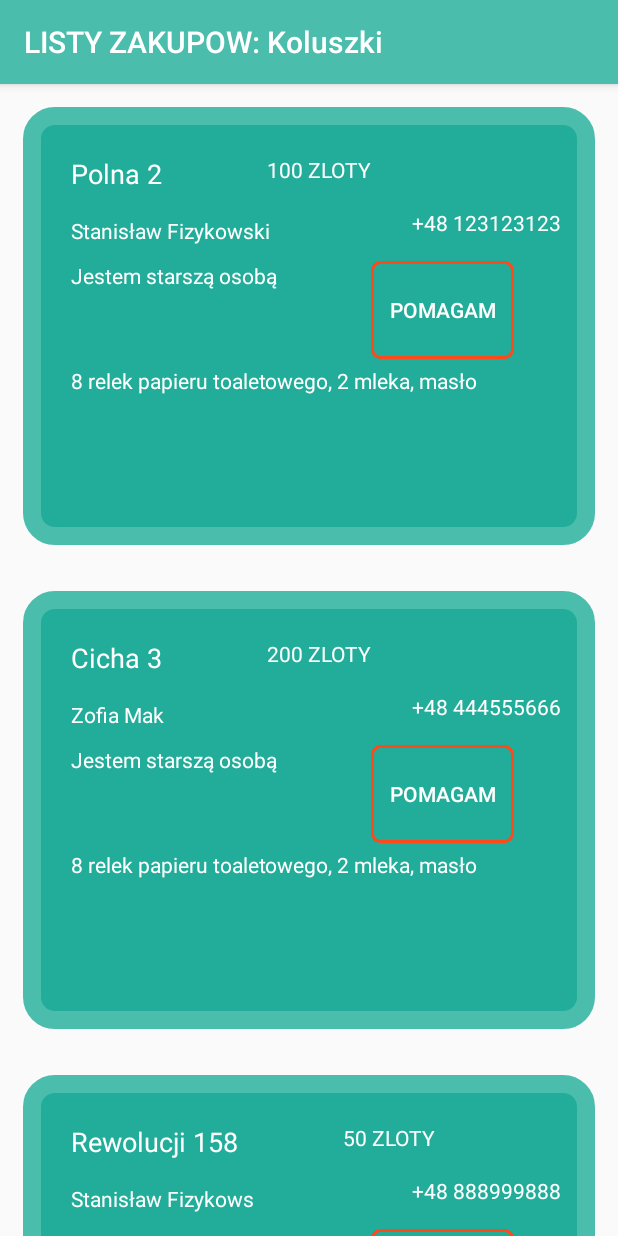
After one commit to MichalKotecki/Kwarantariusz, an Android app: the fragment TableOrderFragment shown on its own in the app's theme, on a phone screen of 412 x 824 dp. The commit adds this screen. Run offline under Robolectric (Android 15) with nearby library versions, the phone set to English and light mode, and no system bars.

Commit message:
List of orders

```diff
--- /dev/null
+++ b/app/src/main/java/com/idea/xxx/kwarantariusz/Adapters/ExtensionsAdvertisment.kt
@@ -0,0 +1,14 @@
+package com.idea.xxx.kwarantariusz.Adapters
+
+import android.view.LayoutInflater
+import android.view.View
+import android.view.ViewGroup
+import androidx.annotation.LayoutRes
+
+// this is used with advertisment RecyclerView
+// https://www.raywenderlich.com/1560485-android-recyclerview-tutorial-with-kotlin
+
+
+fun ViewGroup.inflate(@LayoutRes layoutRes: Int, attachToRoot: Boolean = false): View {
+    return LayoutInflater.from(context).inflate(layoutRes, this, attachToRoot)
+}
--- /dev/null
+++ b/app/src/main/java/com/idea/xxx/kwarantariusz/Adapters/OrderRecyclerViewAdapter.kt
@@ -0,0 +1,80 @@
+package com.idea.xxx.kwarantariusz.Adapters
+
+import android.os.Bundle
+import android.view.View
+
+import android.view.ViewGroup
+import androidx.fragment.app.FragmentActivity
+import androidx.fragment.app.FragmentManager
+import androidx.recyclerview.widget.RecyclerView
+import com.idea.xxx.kwarantariusz.Data.OrderItemData
+import com.idea.xxx.kwarantariusz.R
+import kotlinx.android.synthetic.main.single_order_in_recyclerview_layout.view.*
+
+class OrderRecyclerViewAdapter (private val OrderList: ArrayList<OrderItemData>, context: FragmentActivity)  : RecyclerView.Adapter<OrderRecyclerViewAdapter.OrderHolder>() {
+
+    private  var context: FragmentActivity = context
+
+    override fun onCreateViewHolder(parent: ViewGroup, viewType: Int): OrderHolder {
+        // to uruchomi Extension Function z ExtensionsOrder
+        val inflatedView = parent.inflate(R.layout.single_order_in_recyclerview_layout, false)
+        return OrderHolder(inflatedView, context)
+    }
+
+    override fun getItemCount(): Int {
+        return OrderList.size
+    }
+
+    override fun onBindViewHolder(holder: OrderHolder, position: Int) {
+        val itemOrder = OrderList[position]
+        holder.bindOrder(itemOrder)
+    }
+
+
+
+    class OrderHolder(v: View, context: FragmentActivity) : RecyclerView.ViewHolder(v), View.OnClickListener {
+
+        override fun onClick(p0: View?) {
+            TODO("not implemented") //To change body of created functions use File | Settings | File Templates.
+        }
+
+        private var view: View = v
+        private  var context: FragmentActivity = context
+        private var order: OrderItemData? = null
+        val bundle=Bundle()
+        var id_order: Long = 0
+
+        init {
+            v.setOnClickListener(this)
+        }
+
+        fun bindOrder(order: OrderItemData){
+            this.order = order
+            view.order_street_textView.text = order.address
+            view.order_max_spent_textView.text = order.max_spend.toString() + " " + context.resources.getString(R.string.currency)
+            view.order_name_textView.text = order.needy_name
+            view.order_phone_textView.text = context.resources.getString(R.string.countrycallingcode) + " " + order.needy_phone
+            view.order_description_textView.text = order.description
+            view.order_products_textView.text = order.productList.joinToString()
+
+
+
+
+            bundle.putLong("id_order", id_order)
+
+
+            view.order_help_button.setOnClickListener {
+                val fragmentManager: FragmentManager =  context.supportFragmentManager
+
+//                val tableCommentFragment = TableCommentFragment()
+//                tableCommentFragment.arguments=bundle
+//                fragmentManager.beginTransaction()
+//                    .setCustomAnimations(R.anim.in_up, R.anim.out_down)
+//                    .replace(R.id.containerForFragment, tableCommentFragment).commit()
+            }
+
+        }
+    }
+
+
+}
--- /dev/null
+++ b/app/src/main/java/com/idea/xxx/kwarantariusz/Data/OrderItemData.kt
@@ -0,0 +1,5 @@
+package com.idea.xxx.kwarantariusz.Data
+
+class OrderItemData (val id_order: Long, val id_needy: Long, val needy_name: String, val needy_phone: String, val id_quaranteer: Long, val quaranteer_name: String, val productList: List<String>, val description: String, val max_spend: Long, val status: String,  val address: String){
+
+}
--- a/app/src/main/java/com/idea/xxx/kwarantariusz/MainActivity.kt
+++ b/app/src/main/java/com/idea/xxx/kwarantariusz/MainActivity.kt
@@ -32,6 +32,7 @@ class MainActivity : AppCompatActivity() {
         val instructionsMainFragment = ViewPagerFragment()
         val profileFragment = ProfileFragment()
         val registerFragment = RegisterFragment()
+        val tableOrderFragment = TableOrderFragment()
 
 
         fragmentManager.beginTransaction().add(R.id.containerForFragment, instructionsMainFragment).commit()
@@ -75,7 +76,7 @@ class MainActivity : AppCompatActivity() {
                 R.id.search_item -> {
                     fragmentManager.beginTransaction()
                         .setCustomAnimations(R.anim.in_left_down_corner, R.anim.out_right_up_corner)
-                        .replace(R.id.containerForFragment, registerFragment).commit()
+                        .replace(R.id.containerForFragment, tableOrderFragment).commit()
                 }
                 R.id.settings_item -> {
                     fragmentManager.beginTransaction()
--- /dev/null
+++ b/app/src/main/java/com/idea/xxx/kwarantariusz/TableOrderFragment.kt
@@ -0,0 +1,104 @@
+package com.idea.xxx.kwarantariusz
+
+import android.app.Activity
+import android.os.Bundle
+import android.view.LayoutInflater
+import android.view.View
+import android.view.ViewGroup
+import android.widget.Toast
+import androidx.appcompat.app.AppCompatActivity
+import androidx.fragment.app.Fragment
+import androidx.fragment.app.FragmentActivity
+import androidx.fragment.app.FragmentManager
+import androidx.recyclerview.widget.LinearLayoutManager
+import android.os.AsyncTask
+import android.telecom.Call
+import com.idea.xxx.kwarantariusz.Adapters.OrderRecyclerViewAdapter
+import com.idea.xxx.kwarantariusz.Data.OrderItemData
+import kotlinx.android.synthetic.main.tableorder_fragment.*
+import javax.security.auth.callback.Callback
+
+
+class TableOrderFragment : Fragment() {
+
+    lateinit var context: FragmentActivity
+    private lateinit var linearLayoutManager: LinearLayoutManager
+    private lateinit var orderRecyclerViewAdapter: OrderRecyclerViewAdapter
+    val orderArray= ArrayList<OrderItemData>()
+
+    override fun onCreateView(
+        inflater: LayoutInflater,
+        container: ViewGroup?,
+        savedInstanceState: Bundle?
+    ): View? {
+        return inflater.inflate(R.layout.tableorder_fragment, container, false)
+    }
+
+    override fun onAttach(activity: Activity) {
+        context = activity as FragmentActivity
+        super.onAttach(activity)
+    }
+
+    override fun onViewCreated(view: View, savedInstanceState: Bundle?) {
+        super.onViewCreated(view, savedInstanceState)
+
+        (activity as AppCompatActivity).supportActionBar?.title =
+            getString(R.string.shopping_lists) + ": Koluszki"  // This line changes the title in the top bar
+
+        linearLayoutManager = LinearLayoutManager(context)
+        tableorder_recyclerview.layoutManager = linearLayoutManager
+
+        val bundle = this.arguments
+        val level = bundle?.getString("level")
+        val subject = bundle?.getString("subject")
+
+
+        val tempProductList1: ArrayList<String> = arrayListOf("8 relek papieru toaletowego", "2 mleka", "masło")
+        orderArray.add(OrderItemData(3,4, "Stanisław Fizykowski", "123123123", 5, "Andrzej Pomocny", tempProductList1, "Jestem starszą osobą", 100, "waiting", "Polna 2"))
+        val tempProductList2: ArrayList<String> = arrayListOf("3 wody", "2 chleby")
+        orderArray.add(OrderItemData(4,5, "Zofia Mak", "444555666", 6, "Olaf Dobry", tempProductList1, "Jestem starszą osobą", 200, "waiting", "Cicha 3"))
+        val tempProductList3: ArrayList<String> = arrayListOf("makaron", "leki", "cukier")
+        orderArray.add(OrderItemData(5,6, "Stanisław Fizykows", "888999888", 7, "Mateusz Superowski", tempProductList1, "Jestem starszą osobą", 50, "waiting", "Rewolucji 158"))
+
+        orderRecyclerViewAdapter = OrderRecyclerViewAdapter(orderArray, context)
+        tableorder_recyclerview.adapter = orderRecyclerViewAdapter
+
+//        MainActivity.client.getOfferBySubjectAndLevel(subject.toString(), level.toString())
+//            .enqueue(object : Callback<OffersDto> {
+//                override fun onResponse(
+//                    call: Call<OffersDto>,
+//                    response: retrofit2.Response<OffersDto>
+//                ) {
+//                    val offersDto = response.body()?.offers
+//                    for (offer in offersDto!!) {
+//                        orderArray.add(
+//                            OrderItemData(
+//                                offer.ID,
+//                                offer.price_per_hour.toString(),
+//                                offer.rate.toString(),
+//                                "null", //TODO dorobić
+//                                offer.description
+//                            )
+//                        )
+//                    }
+//                    orderRecyclerViewAdapter = OrderRecyclerViewAdapter(orderArray, context)
+//                    tableorder_recyclerview.adapter = orderRecyclerViewAdapter
+//
+//                }
+//
+//                override fun onFailure(call: Call<OffersDto>, t: Throwable) {
+//                    Toast.makeText(
+//                        context,
+//                        "Error in Order Table Fragment",
+//                        Toast.LENGTH_SHORT
+//                    ).show()
+//                }
+//            })
+
+
+        val fragmentManager: FragmentManager = context.supportFragmentManager
+        val registerFragment = RegisterFragment()
+
+    }
+
+}
--- a/app/src/main/java/com/idea/xxx/kwarantariusz/WelcomePages/NeedyInstructionFragment.kt
+++ b/app/src/main/java/com/idea/xxx/kwarantariusz/WelcomePages/NeedyInstructionFragment.kt
@@ -11,7 +11,7 @@ import androidx.fragment.app.FragmentManager
 import com.idea.xxx.kwarantariusz.BlankFragment
 import com.idea.xxx.kwarantariusz.R
 import com.idea.xxx.kwarantariusz.RegisterFragment
-import kotlinx.android.synthetic.main.student_instruction_fragment.*
+import kotlinx.android.synthetic.main.needy_instruction_fragment.*
 
 class NeedyInstructionFragment : Fragment()
 {
@@ -19,7 +19,7 @@ class NeedyInstructionFragment : Fragment()
     lateinit var context: FragmentActivity
 
     override fun onCreateView(inflater: LayoutInflater, container: ViewGroup?, savedInstanceState: Bundle?): View? {
-        return inflater.inflate(R.layout.student_instruction_fragment, container, false)
+        return inflater.inflate(R.layout.needy_instruction_fragment, container, false)
     }
 
 
--- a/app/src/main/java/com/idea/xxx/kwarantariusz/WelcomePages/QuaranteerInstructionFragment.kt
+++ b/app/src/main/java/com/idea/xxx/kwarantariusz/WelcomePages/QuaranteerInstructionFragment.kt
@@ -12,7 +12,7 @@ import androidx.fragment.app.FragmentManager
 import com.idea.xxx.kwarantariusz.BlankFragment
 import com.idea.xxx.kwarantariusz.R
 import com.idea.xxx.kwarantariusz.RegisterFragment
-import kotlinx.android.synthetic.main.teacher_instruction_fragment.*
+import kotlinx.android.synthetic.main.quaranteer_instruction_fragment.*
 
 class QuaranteerInstructionFragment : Fragment()
 {
@@ -20,7 +20,7 @@ class QuaranteerInstructionFragment : Fragment()
     lateinit var context: FragmentActivity
 
     override fun onCreateView(inflater: LayoutInflater, container: ViewGroup?, savedInstanceState: Bundle?): View? {
-        return inflater.inflate(R.layout.teacher_instruction_fragment, container, false)
+        return inflater.inflate(R.layout.quaranteer_instruction_fragment, container, false)
     }
 
 
--- /dev/null
+++ b/app/src/main/res/drawable-v24/background_order_with_corners.xml
@@ -0,0 +1,24 @@
+<?xml version="1.0" encoding="utf-8"?>
+<selector xmlns:android="http://schemas.android.com/apk/res/android" >
+    <item android:state_pressed="true" >
+        <shape android:shape="rectangle"  >
+            <corners android:radius="15dip" />
+            <stroke android:width="12dip" android:color="@color/colorPrimary" />
+            <solid android:color="@color/colorPrimaryDark" />
+        </shape>
+    </item>
+    <item android:state_focused="true">
+        <shape android:shape="rectangle"  >
+            <corners android:radius="15dip" />
+            <stroke android:width="12dip" android:color="@color/colorPrimary" />
+            <solid android:color="@color/colorPrimaryDark" />
+        </shape>
+    </item>
+    <item >
+        <shape android:shape="rectangle"  >
+            <corners android:radius="15dip" />
+            <stroke android:width="12dip" android:color="@color/colorPrimary" />
+            <solid android:color="@color/colorPrimaryDark" />
+        </shape>
+    </item>
+</selector>
--- a/app/src/main/res/layout/student_instruction_fragment.xml
+++ b/app/src/main/res/layout/needy_instruction_fragment.xml
@@ -34,7 +34,7 @@
             app:layout_constraintStart_toStartOf="parent"
             app:layout_constraintEnd_toEndOf="parent" app:layout_constraintHorizontal_bias="0.0"
             android:layout_marginEnd="24dp" android:layout_marginStart="24dp"
-            android:layout_marginTop="284dp" app:layout_constraintTop_toTopOf="parent"/>
+            android:layout_marginTop="220dp" app:layout_constraintTop_toTopOf="parent"/>
     <Button
             android:text="@string/add_shopping_list"
             android:layout_width="172dp"
--- a/app/src/main/res/layout/teacher_instruction_fragment.xml
+++ b/app/src/main/res/layout/quaranteer_instruction_fragment.xml
@@ -48,7 +48,7 @@
             android:id="@+id/ifyouareateacher_teacher" android:textSize="14sp"
             android:textColor="@color/BasicWhite"
             app:layout_constraintTop_toTopOf="parent"
-            android:layout_marginTop="270dp" app:layout_constraintStart_toStartOf="parent"
+            android:layout_marginTop="220dp" app:layout_constraintStart_toStartOf="parent"
             app:layout_constraintEnd_toEndOf="parent"
     />
     <Button
--- /dev/null
+++ b/app/src/main/res/layout/single_order_in_recyclerview_layout.xml
@@ -0,0 +1,72 @@
+<?xml version="1.0" encoding="utf-8"?>
+<androidx.constraintlayout.widget.ConstraintLayout xmlns:android="http://schemas.android.com/apk/res/android"
+                                                   xmlns:app="http://schemas.android.com/apk/res-auto" xmlns:tools="http://schemas.android.com/tools"
+              android:padding="8dp" android:layout_width="match_parent"
+              android:layout_height="wrap_content"
+               android:background="@drawable/background_order_with_corners"
+                android:backgroundTintMode="screen"
+               android:layout_marginLeft="15dp"
+               android:layout_marginRight="15dp"
+               android:layout_marginTop="15dp"
+                android:layout_marginBottom="15sp">
+
+
+    <TextView
+            android:text="@string/TEMP"
+            android:textColor="@color/BasicWhite"
+            android:layout_width="wrap_content"
+            android:layout_height="wrap_content"
+            android:id="@+id/order_street_textView" android:layout_marginTop="24dp"
+            app:layout_constraintTop_toTopOf="parent"
+            app:layout_constraintStart_toStartOf="parent"
+            android:layout_marginStart="24dp" android:textSize="18sp"/>
+    <TextView
+            android:text="@string/TEMP"
+            android:textColor="@color/BasicWhite"
+            android:layout_width="wrap_content"
+            android:layout_height="wrap_content"
+            android:id="@+id/order_max_spent_textView" app:layout_constraintTop_toTopOf="parent"
+            android:layout_marginTop="24dp" android:layout_marginStart="70dp"
+            app:layout_constraintStart_toEndOf="@+id/order_street_textView"/>
+    <TextView
+            android:text="@string/TEMP"
+            android:textColor="@color/BasicWhite"
+            android:layout_width="207dp"
+            android:layout_height="22dp"
+            android:id="@+id/order_name_textView" android:layout_marginTop="16dp"
+            app:layout_constraintTop_toBottomOf="@+id/order_street_textView"
+            app:layout_constraintStart_toStartOf="parent" android:layout_marginStart="24dp"/>
+    <TextView
+            android:text="@string/TEMP"
+            android:textColor="@color/BasicWhite"
+            android:layout_width="wrap_content"
+            android:layout_height="wrap_content"
+            android:id="@+id/order_phone_textView"
+            app:layout_constraintStart_toEndOf="@+id/order_name_textView" android:layout_marginStart="20dp"
+            android:layout_marginTop="16dp" app:layout_constraintTop_toBottomOf="@+id/order_max_spent_textView"/>
+    <TextView
+            android:text="@string/TEMP"
+            android:textColor="@color/BasicWhite"
+            android:layout_width="184dp"
+            android:layout_height="62dp"
+            android:id="@+id/order_description_textView" app:layout_constraintStart_toStartOf="parent"
+            android:layout_marginStart="24dp" android:layout_marginTop="16dp"
+            app:layout_constraintTop_toBottomOf="@+id/order_phone_textView"/>
+    <TextView
+            android:text="@string/TEMP"
+            android:textColor="@color/BasicWhite"
+            android:layout_width="356dp"
+            android:layout_height="111dp"
+            android:id="@+id/order_products_textView" app:layout_constraintStart_toStartOf="parent"
+            android:layout_marginStart="24dp" android:layout_marginTop="8dp"
+            app:layout_constraintTop_toBottomOf="@+id/order_description_textView"/>
+    <Button
+            android:text="@string/help"
+            android:layout_width="95dp"
+            android:layout_height="65dp"
+            android:background="@drawable/button_rounded_corners"
+            android:textColor="@color/BasicWhite"
+            android:id="@+id/order_help_button" app:layout_constraintStart_toEndOf="@+id/order_description_textView"
+            android:layout_marginStart="16dp" android:layout_marginTop="16dp"
+            app:layout_constraintTop_toBottomOf="@+id/order_phone_textView"/>
+</androidx.constraintlayout.widget.ConstraintLayout>
--- /dev/null
+++ b/app/src/main/res/layout/tableorder_fragment.xml
@@ -0,0 +1,13 @@
+<?xml version="1.0" encoding="utf-8"?>
+<LinearLayout
+        xmlns:android="http://schemas.android.com/apk/res/android"
+        xmlns:app="http://schemas.android.com/apk/res-auto" xmlns:tools="http://schemas.android.com/tools"
+        android:layout_width="match_parent"
+        android:layout_height="match_parent"
+        android:orientation="vertical">
+    <androidx.recyclerview.widget.RecyclerView
+            android:id="@+id/tableorder_recyclerview"
+            android:layout_width="match_parent"
+            android:layout_height="wrap_content"
+    />
+</LinearLayout>
--- a/app/src/main/res/layout/welcomepage_instruction_fragment.xml
+++ b/app/src/main/res/layout/welcomepage_instruction_fragment.xml
@@ -36,6 +36,6 @@
             android:layout_height="80dp"
             android:id="@+id/hellothee_welcome_t" android:textSize="18sp"
             android:textColor="@color/BasicWhite" app:layout_constraintTop_toTopOf="parent"
-            android:layout_marginTop="290dp" app:layout_constraintStart_toStartOf="parent"
+            android:layout_marginTop="220dp" app:layout_constraintStart_toStartOf="parent"
             android:layout_marginStart="16dp"/>
 </androidx.constraintlayout.widget.ConstraintLayout>
--- a/app/src/main/res/values/strings.xml
+++ b/app/src/main/res/values/strings.xml
@@ -51,7 +51,10 @@
     <string name="add_shopping_list">DODAJ LISTE ZAKUPOW</string>
 
 
-
+    <string name="help">POMAGAM</string>
+    <string name="shopping_lists">LISTY ZAKUPOW</string>
+    <string name="currency">ZLOTY</string>
+    <string name="countrycallingcode">+48</string>
 
 
     <string name="distance">Distance</string>
```
